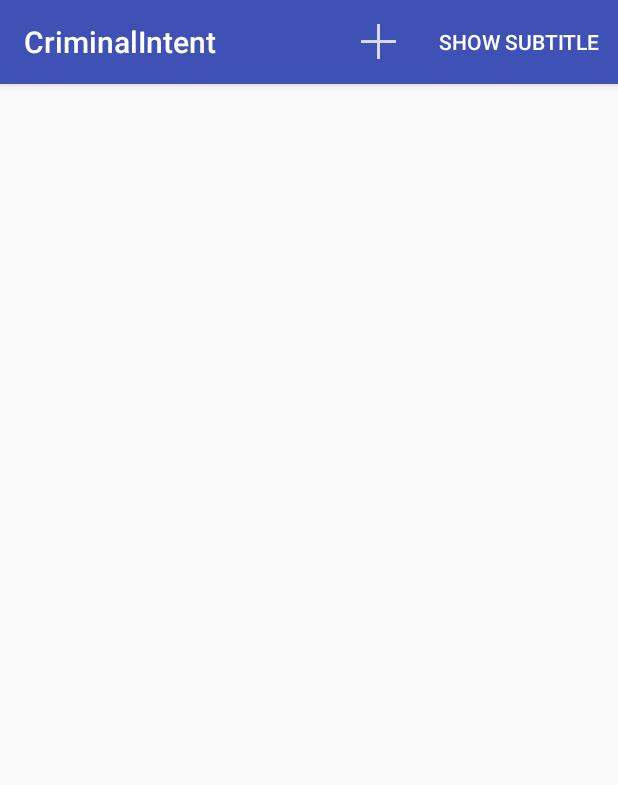
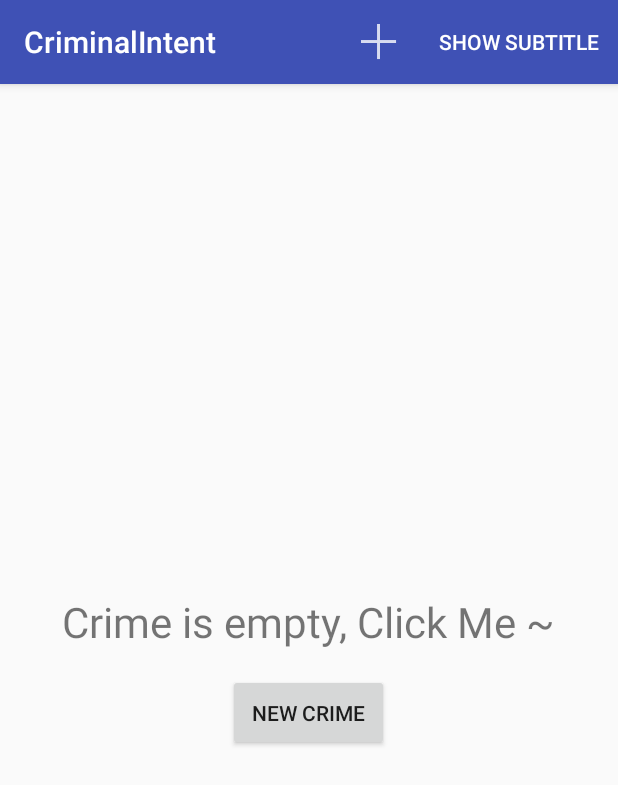
Before and after one commit to Mr-lidajun/Big-Nerd-Ranch-Guide, an Android app: the screen it shows after launch (CrimeListActivity), on a phone screen of 412 x 824 dp. Shown: the top 785 px of the screen. Run offline under Robolectric (Android 15) with nearby library versions, the phone set to English and light mode, and no system bars.

Commit message:
13.8 挑战练习：用于RecyclerView的空视图

```diff
--- a/CriminalIntent/src/main/java/com/bignerdranch/android/criminalintent/CrimeListFragment.java
+++ b/CriminalIntent/src/main/java/com/bignerdranch/android/criminalintent/CrimeListFragment.java
@@ -14,7 +14,9 @@
 import android.view.MenuItem;
 import android.view.View;
 import android.view.ViewGroup;
+import android.widget.Button;
 import android.widget.CheckBox;
+import android.widget.LinearLayout;
 import android.widget.TextView;
 import java.util.List;
 
@@ -31,6 +33,7 @@
     private static final String ARG_SUBTITLE_VISIBLE = "arg_subtitle_visible";
 
     private RecyclerView mCrimeRecyclerView;
+    private LinearLayout mEmptyLayout;
     private CrimeAdapter mAdapter;
     // 记录子标题状态
     private boolean mSubtitleVisible;
@@ -88,6 +91,15 @@
          */
          mCrimeRecyclerView.setLayoutManager(new LinearLayoutManager(getActivity()));
 
+        mEmptyLayout = (LinearLayout) view.findViewById(R.id.crime_empty_view);
+        Button btnAdd = (Button) view.findViewById(R.id.crime_add_button);
+        btnAdd.setOnClickListener(new View.OnClickListener() {
+            @Override
+            public void onClick(View v) {
+                addCrime();
+            }
+        });
+
         /*
          * 从argument中获取subtitle Visible
          */
@@ -132,10 +144,7 @@
     public boolean onOptionsItemSelected(MenuItem item) {
         switch (item.getItemId()) {
             case R.id.menu_item_new_crime:
-                Crime crime = new Crime();
-                CrimeLab.get(getActivity()).addCrime(crime);
-                Intent intent = CrimePagerActivity.newIntent(getActivity(), crime.getId(), mSubtitleVisible);
-                startActivity(intent);
+                addCrime();
                 return true;
             case R.id.menu_item_show_subtitle:
                 mSubtitleVisible = !mSubtitleVisible;
@@ -145,6 +154,13 @@
             default:
                 return super.onOptionsItemSelected(item);
         }
+    }
+
+    private void addCrime() {
+        Crime crime = new Crime();
+        CrimeLab.get(getActivity()).addCrime(crime);
+        Intent intent = CrimePagerActivity.newIntent(getActivity(), crime.getId(), mSubtitleVisible);
+        startActivity(intent);
     }
 
     /**
@@ -169,6 +185,13 @@
         CrimeLab crimeLab = CrimeLab.get(getActivity());
         List<Crime> crimes = crimeLab.getCrimes();
 
+        if (crimes.isEmpty()) {
+            mEmptyLayout.setVisibility(View.VISIBLE);
+            mCrimeRecyclerView.setVisibility(View.GONE);
+        } else {
+            mEmptyLayout.setVisibility(View.GONE);
+            mCrimeRecyclerView.setVisibility(View.VISIBLE);
+
             if (mAdapter == null) {
                 mAdapter = new CrimeAdapter(crimes);
                 mCrimeRecyclerView.setAdapter(mAdapter);
@@ -181,6 +204,7 @@
                 } else {
                     mAdapter.notifyItemChanged(mLastAdapterClickPosition);
                     mLastAdapterClickPosition = -1;
+                }
             }
         }
 
--- a/CriminalIntent/src/main/res/layout/fragment_crime_list.xml
+++ b/CriminalIntent/src/main/res/layout/fragment_crime_list.xml
@@ -1,8 +1,40 @@
 <?xml version="1.0" encoding="utf-8"?>
-<android.support.v7.widget.RecyclerView xmlns:android="http://schemas.android.com/apk/res/android"
-    android:id="@+id/crime_recycler_view"
+<FrameLayout xmlns:android="http://schemas.android.com/apk/res/android"
     android:layout_width="match_parent"
     android:layout_height="match_parent"
     >
 
-</android.support.v7.widget.RecyclerView>
+    <LinearLayout
+        android:id="@+id/crime_empty_view"
+        android:layout_width="wrap_content"
+        android:layout_height="wrap_content"
+        android:layout_gravity="center"
+        android:orientation="vertical"
+        android:visibility="gone"
+        >
+        <TextView
+            android:layout_width="wrap_content"
+            android:layout_height="wrap_content"
+            android:layout_gravity="center"
+            android:padding="16dp"
+            android:textSize="28sp"
+            android:text="@string/crime_empty_view_label"
+            />
+        <Button
+            android:id="@+id/crime_add_button"
+            android:layout_width="wrap_content"
+            android:layout_height="wrap_content"
+            android:layout_gravity="center"
+            android:padding="16dp"
+            android:text="@string/new_crime"
+            />
+    </LinearLayout>
+
+    <android.support.v7.widget.RecyclerView
+        android:id="@+id/crime_recycler_view"
+        android:layout_width="match_parent"
+        android:layout_height="match_parent"
+        >
+    </android.support.v7.widget.RecyclerView>
+
+</FrameLayout>
--- a/CriminalIntent/src/main/res/values/strings.xml
+++ b/CriminalIntent/src/main/res/values/strings.xml
@@ -18,4 +18,5 @@
         <item quantity="one">%1$s crime</item>
         <item quantity="other">%1$s crimes</item>
     </plurals>
+    <string name="crime_empty_view_label">Crime is empty, Click Me ~</string>
 </resources>
```
Lines whose indentation alone changed are shown as unchanged.
